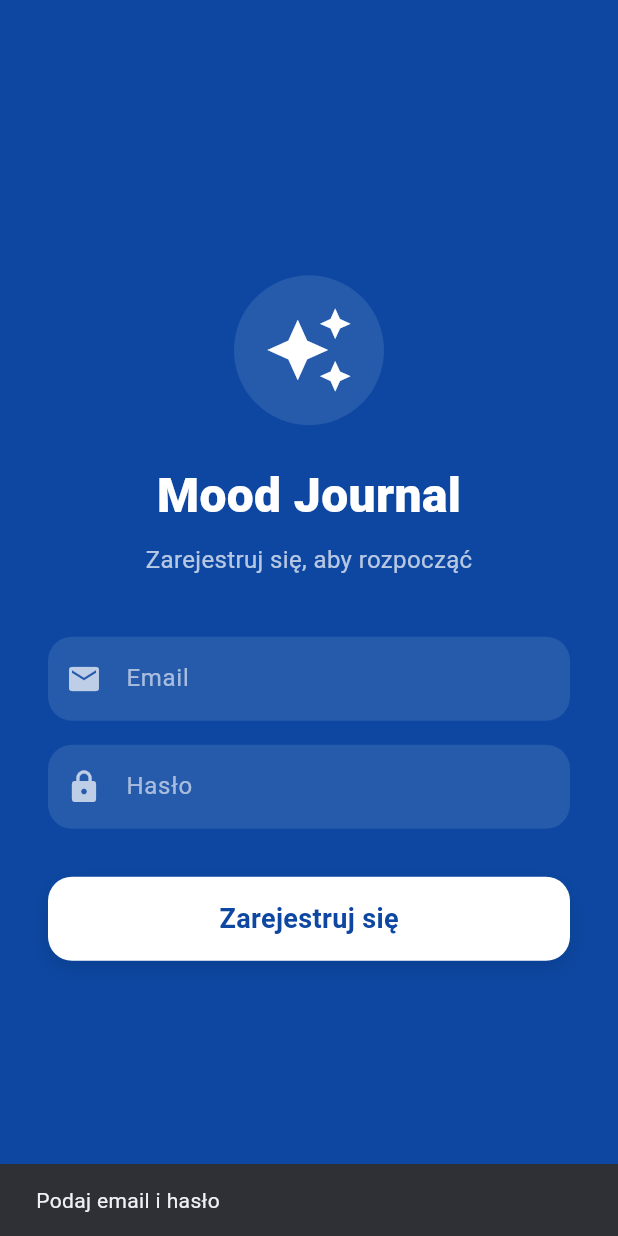
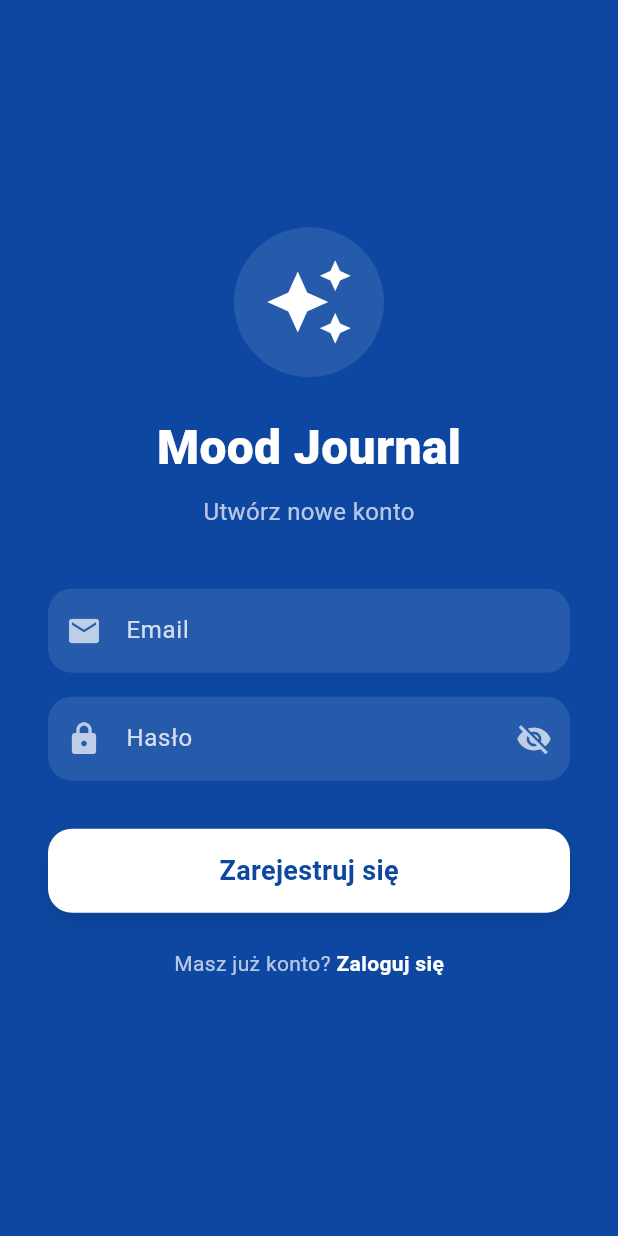
Before and after one commit to MED1123/mind-guide-ai, a Flutter app: the screen it shows after launch, after a tap on "Zarejestruj się", on a phone screen of 412 x 824 dp. Run offline on Flutter 3.47's test engine with Material 3 defaults, Android fonts, the phone set to English and light mode, and no system bars; drawn by our look-alikes of flutter_bounceable; our stand-ins replace flutter_dotenv, flutter_tts, image_picker, sqflite, table_calendar; accounts and stored records are empty.

Commit message:
dodano front logowania i rejestracji

```diff
--- a/lib/main.dart
+++ b/lib/main.dart
@@ -6,7 +6,7 @@ import 'package:intl/date_symbol_data_local.dart';
 import 'package:flutter_bounceable/flutter_bounceable.dart';
 
 import 'Services/database_service.dart';
-import 'Services/api_service.dart'; // Pamiętaj o tym imporcie!
+import 'Services/api_service.dart';
 import 'models/mood_entry.dart';
 import 'screens/calendar_screen.dart' show CalendarScreen, CalendarScreenState;
 import 'screens/home_screen.dart' show HomeScreenUI, HomeScreenUIState;
@@ -74,7 +74,7 @@ Future<void> main() async {
   try {
     await dotenv.load(fileName: ".env");
   } catch (e) {
-    print("INFO: Brak pliku .env");
+    print("INFO: Brak pliku .env lub błąd ładowania: $e");
   }
   runApp(const MoodJournalApp());
 }
@@ -110,7 +110,6 @@ class MoodJournalApp extends StatelessWidget {
                 iconTheme: IconThemeData(color: AppColors.textDark),
               ),
               textTheme: const TextTheme(
-                // Stała wielkość czcionki dla interfejsu (niezależna od suwaka w czacie)
                 bodyMedium: TextStyle(
                   fontSize: 14.0,
                   color: AppColors.textDark,
@@ -138,7 +137,6 @@ class MoodJournalApp extends StatelessWidget {
                 iconTheme: IconThemeData(color: AppColors.textLight),
               ),
               textTheme: const TextTheme(
-                // Stała wielkość czcionki dla interfejsu
                 bodyMedium: TextStyle(
                   fontSize: 14.0,
                   color: AppColors.textLight,
@@ -164,7 +162,7 @@ class MoodJournalApp extends StatelessWidget {
   }
 }
 
-// --- 4. EKRAN LOGOWANIA / REJESTRACJI (ZINTEGROWANY Z BACKENDEM) ---
+// --- 4. EKRAN LOGOWANIA / REJESTRACJI ---
 class LoginScreen extends StatefulWidget {
   const LoginScreen({super.key});
 
@@ -175,9 +173,14 @@ class LoginScreen extends StatefulWidget {
 class _LoginScreenState extends State<LoginScreen> {
   final TextEditingController _emailController = TextEditingController();
   final TextEditingController _passwordController = TextEditingController();
+
+  bool _isPasswordVisible = false;
+  bool _isLoginMode = true;
   bool _isLoading = false;
 
-  void _handleRegister() async {
+  void _handleSubmit() async {
+    FocusScope.of(context).unfocus();
+
     final email = _emailController.text.trim();
     final password = _passwordController.text.trim();
 
@@ -190,30 +193,40 @@ class _LoginScreenState extends State<LoginScreen> {
 
     setState(() => _isLoading = true);
 
-    // Połączenie z backendem przez ApiService
-    final success = await ApiService().registerUser(email, password);
+    bool success;
+    String message = "";
+
+    if (_isLoginMode) {
+      // LOGOWANIE
+      success = await ApiService().loginUser(email, password);
+      message = success
+          ? "Zalogowano pomyślnie!"
+          : "Błąd logowania. Sprawdź dane.";
+    } else {
+      // REJESTRACJA
+      success = await ApiService().registerUser(email, password);
+      if (success) {
+        await ApiService().loginUser(email, password);
+        message = "Konto utworzone! Witaj.";
+      } else {
+        message = "Błąd rejestracji. Email może być zajęty.";
+      }
+    }
 
     if (!mounted) return;
     setState(() => _isLoading = false);
 
     if (success) {
       ScaffoldMessenger.of(context).showSnackBar(
-        const SnackBar(
-          content: Text("Konto utworzone! Witaj w Mood Journal."),
-          backgroundColor: Colors.green,
-        ),
+        SnackBar(content: Text(message), backgroundColor: Colors.green),
       );
-      // Przejście do głównej aplikacji po sukcesie
       Navigator.pushReplacement(
         context,
         MaterialPageRoute(builder: (_) => const MainAppScaffold()),
       );
     } else {
       ScaffoldMessenger.of(context).showSnackBar(
-        const SnackBar(
-          content: Text("Błąd rejestracji. Sprawdź dane lub serwer."),
-          backgroundColor: Colors.red,
-        ),
+        SnackBar(content: Text(message), backgroundColor: Colors.red),
       );
     }
   }
@@ -229,6 +242,7 @@ class _LoginScreenState extends State<LoginScreen> {
             child: Column(
               mainAxisAlignment: MainAxisAlignment.center,
               children: [
+                // Logo
                 Container(
                   padding: const EdgeInsets.all(20),
                   decoration: BoxDecoration(
@@ -242,6 +256,8 @@ class _LoginScreenState extends State<LoginScreen> {
                   ),
                 ),
                 const SizedBox(height: 24),
+
+                // Tytuł
                 const Text(
                   "Mood Journal",
                   style: TextStyle(
@@ -251,19 +267,26 @@ class _LoginScreenState extends State<LoginScreen> {
                   ),
                 ),
                 const SizedBox(height: 8),
-                const Text(
-                  "Zarejestruj się, aby rozpocząć",
-                  style: TextStyle(color: Colors.white70, fontSize: 16),
+
+                // Podtytuł
+                AnimatedSwitcher(
+                  duration: const Duration(milliseconds: 300),
+                  child: Text(
+                    _isLoginMode ? "Witaj ponownie!" : "Utwórz nowe konto",
+                    key: ValueKey(_isLoginMode),
+                    style: const TextStyle(color: Colors.white70, fontSize: 16),
+                  ),
                 ),
                 const SizedBox(height: 40),
 
-                // Pole Email
+                // Email
                 TextField(
                   controller: _emailController,
                   style: const TextStyle(color: Colors.white),
+                  keyboardType: TextInputType.emailAddress,
                   decoration: InputDecoration(
-                    hintText: "Email",
-                    hintStyle: TextStyle(color: Colors.white.withOpacity(0.6)),
+                    labelText: "Email",
+                    labelStyle: TextStyle(color: Colors.white.withOpacity(0.8)),
                     prefixIcon: const Icon(Icons.email, color: Colors.white70),
                     filled: true,
                     fillColor: Colors.white.withOpacity(0.1),
@@ -275,15 +298,28 @@ class _LoginScreenState extends State<LoginScreen> {
                 ),
                 const SizedBox(height: 16),
 
-                // Pole Hasło
+                // Hasło
                 TextField(
                   controller: _passwordController,
-                  obscureText: true,
+                  obscureText: !_isPasswordVisible,
                   style: const TextStyle(color: Colors.white),
                   decoration: InputDecoration(
-                    hintText: "Hasło",
-                    hintStyle: TextStyle(color: Colors.white.withOpacity(0.6)),
+                    labelText: "Hasło",
+                    labelStyle: TextStyle(color: Colors.white.withOpacity(0.8)),
                     prefixIcon: const Icon(Icons.lock, color: Colors.white70),
+                    suffixIcon: IconButton(
+                      icon: Icon(
+                        _isPasswordVisible
+                            ? Icons.visibility
+                            : Icons.visibility_off,
+                        color: Colors.white70,
+                      ),
+                      onPressed: () {
+                        setState(() {
+                          _isPasswordVisible = !_isPasswordVisible;
+                        });
+                      },
+                    ),
                     filled: true,
                     fillColor: Colors.white.withOpacity(0.1),
                     border: OutlineInputBorder(
@@ -294,10 +330,10 @@ class _LoginScreenState extends State<LoginScreen> {
                 ),
                 const SizedBox(height: 32),
 
-                // Przycisk Rejestracji
+                // Przycisk
                 Bounceable(
                   scaleFactor: 0.95,
-                  onTap: _isLoading ? () {} : _handleRegister,
+                  onTap: _isLoading ? () {} : _handleSubmit,
                   child: Container(
                     width: double.infinity,
                     height: 56,
@@ -319,9 +355,9 @@ class _LoginScreenState extends State<LoginScreen> {
                             height: 24,
                             child: CircularProgressIndicator(strokeWidth: 2),
                           )
-                        : const Text(
-                            "Zarejestruj się",
-                            style: TextStyle(
+                        : Text(
+                            _isLoginMode ? "Zaloguj się" : "Zarejestruj się",
+                            style: const TextStyle(
                               fontSize: 18,
                               fontWeight: FontWeight.bold,
                               color: AppColors.primaryBlue,
@@ -329,6 +365,37 @@ class _LoginScreenState extends State<LoginScreen> {
                           ),
                   ),
                 ),
+
+                const SizedBox(height: 24),
+
+                // Przełącznik trybu (POPRAWIONE CZYSZCZENIE DANYCH)
+                Row(
+                  mainAxisAlignment: MainAxisAlignment.center,
+                  children: [
+                    Text(
+                      _isLoginMode ? "Nie masz konta? " : "Masz już konto? ",
+                      style: const TextStyle(color: Colors.white70),
+                    ),
+                    GestureDetector(
+                      onTap: () {
+                        setState(() {
+                          _isLoginMode = !_isLoginMode;
+                          // --- POPRAWKA: Czyszczenie formularza przy zmianie trybu ---
+                          _emailController.clear();
+                          _passwordController.clear();
+                        });
+                      },
+                      child: Text(
+                        _isLoginMode ? "Zarejestruj się" : "Zaloguj się",
+                        style: const TextStyle(
+                          color: Colors.white,
+                          fontWeight: FontWeight.bold,
+                        ),
+                      ),
+                    ),
+                  ],
+                ),
+                const SizedBox(height: 20),
               ],
             ),
           ),
```
Also changed, not shown: lib/Services/api_service.dart (+69 -12 lines), lib/screens/home_screen.dart (+18 -5 lines), 1 other file.
